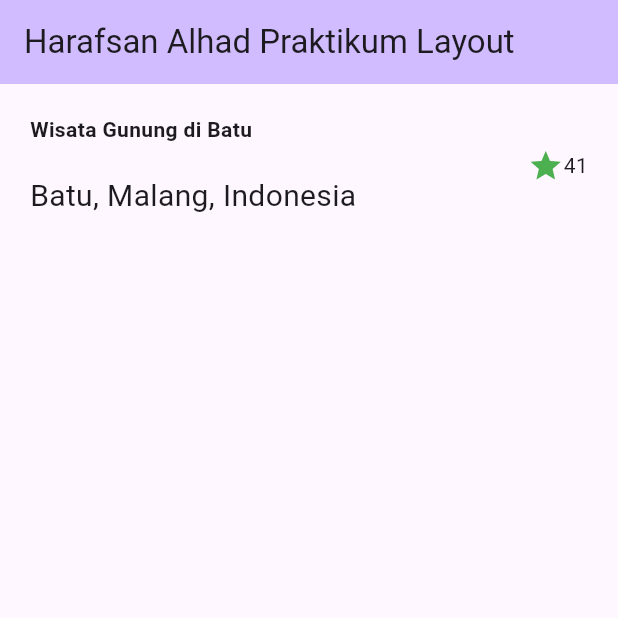
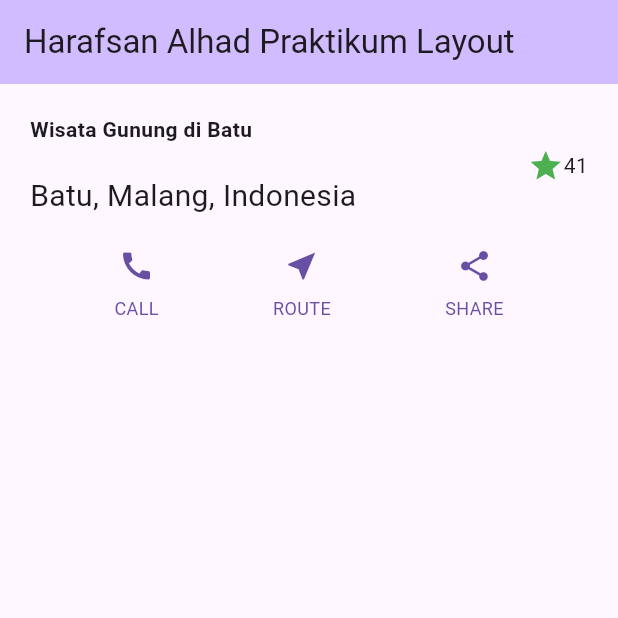
Before and after one commit to rafsanalhad/MobileDev-Sem5, a Flutter app: the screen it shows after launch, on a phone screen of 412 x 824 dp, the top half of it. Run offline on Flutter 3.47's test engine with Material 3 defaults, Android fonts, the phone set to English and light mode, and no system bars.

Commit message:
week 7 praktikum 2

```diff
--- a/week7-flutter_layout/lib/main.dart
+++ b/week7-flutter_layout/lib/main.dart
@@ -7,7 +7,6 @@
 class MyApp extends StatelessWidget {
   const MyApp({super.key});
 
-  // This widget is the root of your application.
   @override
   Widget build(BuildContext context) {
     return MaterialApp(
@@ -21,7 +20,6 @@
 class MyHomePage extends StatefulWidget {
   const MyHomePage({super.key, required this.title});
 
-
   final String title;
 
   @override
@@ -31,31 +29,34 @@
 class _MyHomePageState extends State<MyHomePage> {
   @override
   Widget build(BuildContext context) {
+    // Memindahkan deklarasi color di dalam method build yang punya akses context
+    Color color = Theme.of(context).primaryColor;
+
     return Scaffold(
       appBar: AppBar(
         backgroundColor: Theme.of(context).colorScheme.inversePrimary,
         title: Text("Harafsan Alhad Praktikum Layout"),
       ),
       body: Center(
-          child: Column(children: [
-            // Text('Hello World'),
-            titleSection()
-          ],)
-        ));
-  }
+        child: Column(
+          children: [
+            titleSection(),
+            buttonSection(color), // Pastikan buttonSection menerima color
+          ],
+        ),
+      ),
+    );
   }
 
   Widget titleSection() {
-  return (Container(
+    return Container(
       padding: const EdgeInsets.all(20),
       child: Row(
         children: [
           Expanded(
-          /* soal 1*/
             child: Column(
               crossAxisAlignment: CrossAxisAlignment.start,
               children: [
-              /* soal 2*/
                 Container(
                   padding: const EdgeInsets.only(bottom: 20),
                   child: const Text(
@@ -72,7 +73,6 @@
               ],
             ),
           ),
-        /* soal 3*/
           Icon(
             Icons.star,
             color: Colors.green[500],
@@ -80,5 +80,39 @@
           const Text("41"),
         ],
       ),
-  ));
+    );
   }
+
+  Column _buildButtonColumn(Color color, IconData icon, String label) {
+    return Column(
+      mainAxisSize: MainAxisSize.min,
+      mainAxisAlignment: MainAxisAlignment.center,
+      children: [
+        Icon(icon, color: color),
+        Container(
+          margin: const EdgeInsets.only(top: 8),
+          child: Text(
+            label,
+            style: TextStyle(
+              fontSize: 12,
+              fontWeight: FontWeight.w400,
+              color: color,
+            ),
+          ),
+        ),
+      ],
+    );
+  }
+
+  // Memodifikasi buttonSection untuk menerima parameter color
+  Widget buttonSection(Color color) {
+    return Row(
+      mainAxisAlignment: MainAxisAlignment.spaceEvenly,
+      children: [
+        _buildButtonColumn(color, Icons.call, 'CALL'),
+        _buildButtonColumn(color, Icons.near_me, 'ROUTE'),
+        _buildButtonColumn(color, Icons.share, 'SHARE'),
+      ],
+    );
+  }
+}
```
Also changed, not shown: week7-flutter_layout/assets/praktikum2.png (added), 1 other file. Lines whose indentation alone changed are shown as unchanged.
